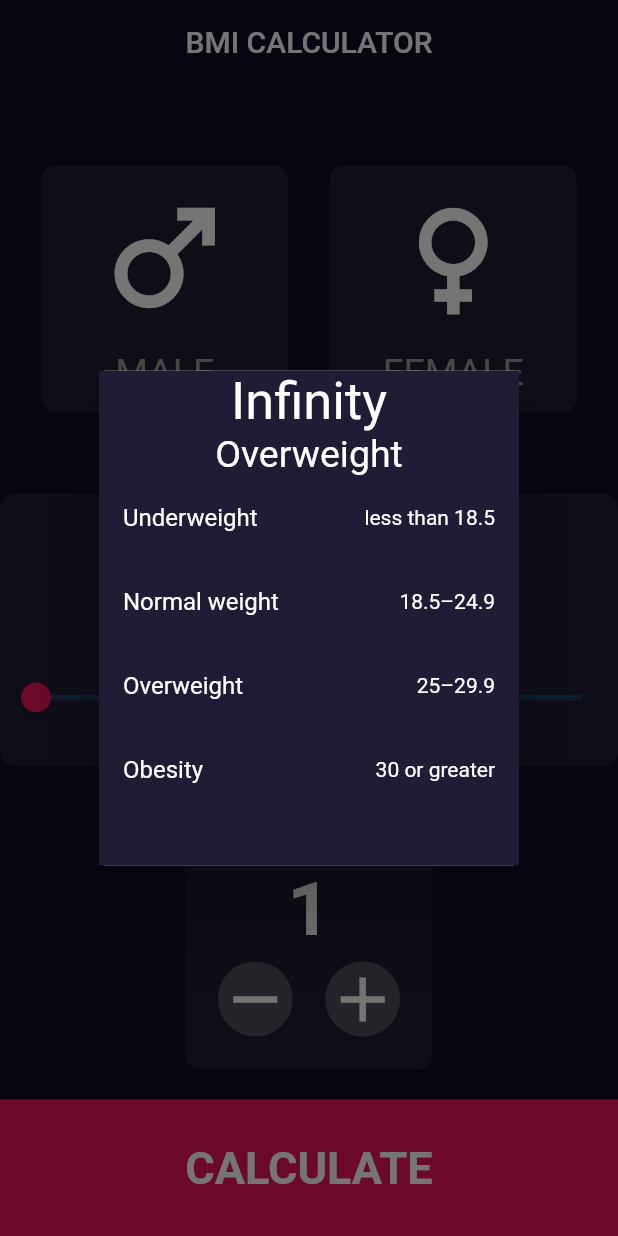
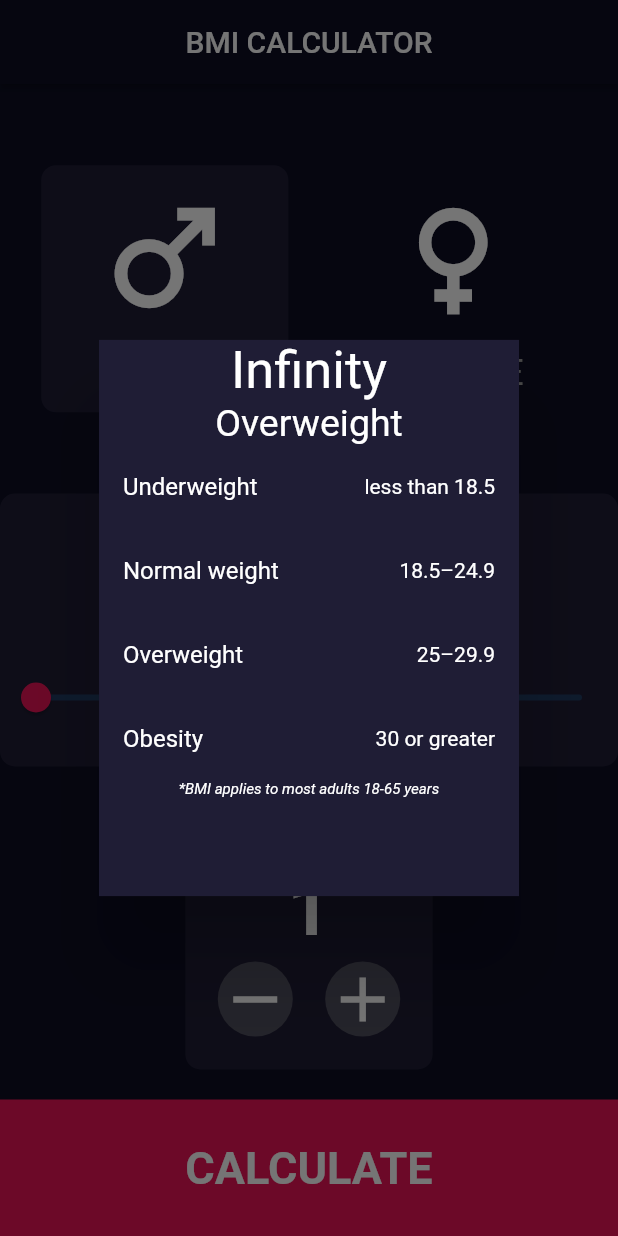
Before and after one commit to aacfahim/bmi-calc, a Flutter app: the screen it shows after launch, after a tap on the "add" icon, after a tap on "CALCULATE", on a phone screen of 412 x 824 dp. Run offline on Flutter 3.47's test engine with Material 2 defaults, Android fonts, the phone set to English and light mode, and no system bars.

Commit message:
haptic feedback, app icon and other minors changes added

```diff
--- a/lib/landing_page.dart
+++ b/lib/landing_page.dart
@@ -1,4 +1,5 @@
 import 'package:flutter/material.dart';
+import 'package:flutter/services.dart';
 
 class BMI extends StatefulWidget {
   const BMI({Key? key}) : super(key: key);
@@ -11,7 +12,7 @@ class _BMIState extends State<BMI> {
   double result = 0.00;
   double _heightValue = 0.0;
   int weight = 0;
-  bool isMale = true;
+  bool? isMale = true;
 
   String checkHealth() {
     if (result < 18.5) {
@@ -62,7 +63,8 @@ class _BMIState extends State<BMI> {
                       child: Column(
                         mainAxisAlignment: MainAxisAlignment.spaceEvenly,
                         children: [
-                          Icon(Icons.male, color: Colors.white, size: 100),
+                          const Icon(Icons.male,
+                              color: Colors.white, size: 100),
                           const Text("MALE",
                               style:
                                   TextStyle(color: Colors.grey, fontSize: 25))
@@ -74,15 +76,14 @@ class _BMIState extends State<BMI> {
                     onTap: () {
                       //isMale = true;
                       setState(() {
-                        isMale = !isMale;
+                        isMale = false;
                       });
                     },
                     child: Container(
                       height: MediaQuery.of(context).size.height * 0.2,
                       width: MediaQuery.of(context).size.width * 0.40,
                       decoration: BoxDecoration(
-                          color: isMale == false ? themeColor : tileColor,
-                          //color: themeColor,
+                          color: isMale == false ? tileColor : themeColor,
                           borderRadius: BorderRadius.circular(10.0)),
                       child: Column(
                         mainAxisAlignment: MainAxisAlignment.spaceEvenly,
@@ -127,6 +128,7 @@ class _BMIState extends State<BMI> {
                         activeColor: Color.fromARGB(255, 177, 177, 177),
                         value: _heightValue,
                         onChanged: (value) {
+                          HapticFeedback.heavyImpact();
                           setState(() {
                             _heightValue = value;
                           });
@@ -154,6 +156,7 @@ class _BMIState extends State<BMI> {
                         children: [
                           InkWell(
                             onTap: () => setState(() {
+                              HapticFeedback.heavyImpact();
                               if (weight > 0) weight--;
                             }),
                             child: Container(
@@ -166,9 +169,12 @@ class _BMIState extends State<BMI> {
                             ),
                           ),
                           InkWell(
-                            onTap: () => setState(() {
-                              weight++;
-                            }),
+                            onTap: () {
+                              HapticFeedback.heavyImpact();
+                              setState(() {
+                                weight++;
+                              });
+                            },
                             child: Container(
                               height: 60,
                               decoration: BoxDecoration(
@@ -197,7 +203,7 @@ class _BMIState extends State<BMI> {
                           return Dialog(
                             child: Container(
                               width: 100,
-                              height: MediaQuery.of(context).size.height * 0.4,
+                              height: MediaQuery.of(context).size.height * 0.45,
                               decoration: BoxDecoration(
                                 color: tileColor,
                               ),
@@ -247,7 +253,12 @@ class _BMIState extends State<BMI> {
                                               TextStyle(color: Colors.white)),
                                     ),
                                   ],
-                                )
+                                ),
+                                Text("*BMI applies to most adults 18-65 years",
+                                    style: TextStyle(
+                                        color: Colors.white,
+                                        fontStyle: FontStyle.italic,
+                                        fontSize: 10)),
                               ]),
                             ),
                           );
--- a/pubspec.yaml
+++ b/pubspec.yaml
@@ -3,7 +3,7 @@ description: A new Flutter project.
 
 # The following line prevents the package from being accidentally published to
 # pub.dev using `flutter pub publish`. This is preferred for private packages.
-publish_to: 'none' # Remove this line if you wish to publish to pub.dev
+publish_to: "none" # Remove this line if you wish to publish to pub.dev
 
 # The following defines the version and build number for your application.
 # A version number is three numbers separated by dots, like 1.2.43
@@ -30,7 +30,6 @@ dependencies:
   flutter:
     sdk: flutter
 
-
   # The following adds the Cupertino Icons font to your application.
   # Use with the CupertinoIcons class for iOS style icons.
   cupertino_icons: ^1.0.2
@@ -51,7 +50,6 @@ dev_dependencies:
 
 # The following section is specific to Flutter.
 flutter:
-
   # The following line ensures that the Material Icons font is
   # included with your application, so that you can use the icons in
   # the material Icons class.
```
Also changed, not shown: 37 other files.
